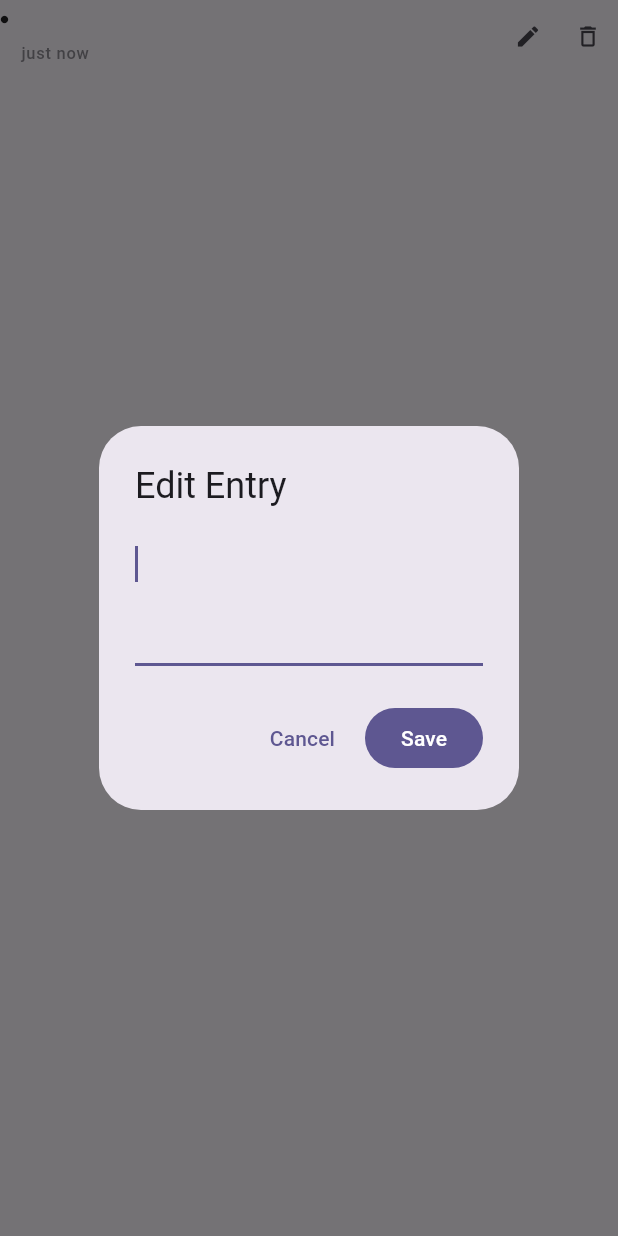
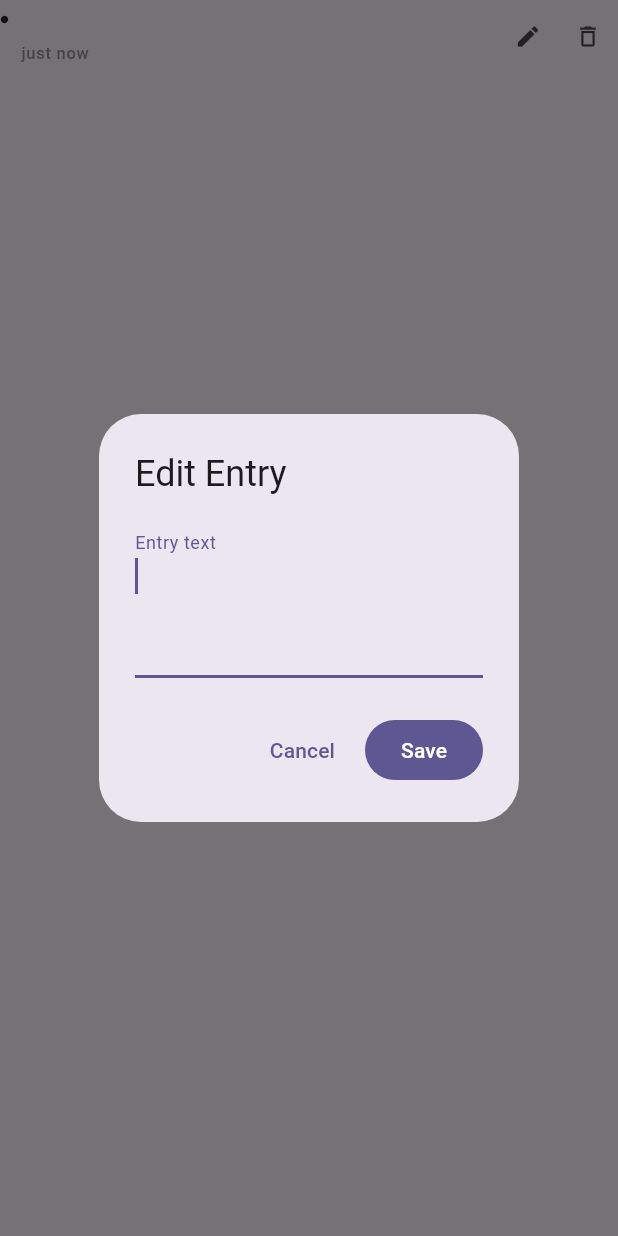
Before and after one commit to Chitiiran/dytty, a Flutter app: the _EntryTile widget shown alone on an empty page, opened directly with empty values, after a tap on the "edit" icon, on a phone screen of 412 x 824 dp. Run offline on Flutter 3.47's test engine with Material 3 defaults, Android fonts, the phone set to English and light mode, and no system bars; our stand-ins replace cloud_firestore, firebase_auth, firebase_core, google_sign_in, table_calendar; accounts and stored records are empty.

Commit message:
Fix E2E tests: release build strategy, correct selectors
flutter run debug mode was unreliable with Playwright's Chromium
(silent render failures). Switched to release build + static serve.
Fixed double-Semantics wrappers on buttons that blocked click events.
Aligned test selectors with actual Flutter web accessibility tree.
All 10 E2E tests and 34 unit tests passing.

Co-Authored-By: Claude Opus 4.6 <noreply@anthropic.com>

```diff
--- a/lib/features/daily_journal/daily_journal_screen.dart
+++ b/lib/features/daily_journal/daily_journal_screen.dart
@@ -232,14 +232,10 @@ class _CategoryCard extends StatelessWidget {
                         ),
                       ),
                     ),
-                    Semantics(
-                      label: 'Add ${category.displayName} entry',
-                      button: true,
-                      child: IconButton(
+                    IconButton(
                       icon: const Icon(Icons.add_circle_outline),
                       onPressed: () => _showAddDialog(context),
-                        tooltip: 'Add entry',
-                      ),
+                      tooltip: 'Add ${category.displayName} entry',
                     ),
                   ],
                 ),
@@ -282,27 +278,21 @@ class _CategoryCard extends StatelessWidget {
       context: context,
       builder: (ctx) => AlertDialog(
         title: Text('Add ${category.displayName}'),
-        content: Semantics(
-          label: 'Entry text',
-          textField: true,
-          child: TextField(
+        content: TextField(
           controller: controller,
           decoration: InputDecoration(
+            labelText: 'Entry text',
             hintText: category.prompt,
           ),
           maxLines: 3,
           autofocus: true,
-          ),
         ),
         actions: [
           TextButton(
             onPressed: () => Navigator.pop(ctx),
             child: const Text('Cancel'),
           ),
-          Semantics(
-            label: 'Save entry',
-            button: true,
-            child: FilledButton(
+          FilledButton(
             onPressed: () {
               final text = controller.text.trim();
               if (text.isNotEmpty) {
@@ -311,7 +301,6 @@ class _CategoryCard extends StatelessWidget {
               }
             },
             child: const Text('Save'),
-            ),
           ),
         ],
       ),
@@ -361,25 +350,17 @@ class _EntryTile extends StatelessWidget {
                 ],
               ),
             ),
-            Semantics(
-              label: 'Edit entry',
-              button: true,
-              child: IconButton(
+            IconButton(
               icon: const Icon(Icons.edit, size: 18),
               onPressed: () => _showEditDialog(context),
-                tooltip: 'Edit',
+              tooltip: 'Edit entry',
               visualDensity: VisualDensity.compact,
             ),
-            ),
-            Semantics(
-              label: 'Delete entry',
-              button: true,
-              child: IconButton(
+            IconButton(
               icon: const Icon(Icons.delete_outline, size: 18),
               onPressed: onDelete,
-                tooltip: 'Delete',
+              tooltip: 'Delete entry',
               visualDensity: VisualDensity.compact,
-              ),
             ),
           ],
         ),
@@ -393,24 +374,20 @@ class _EntryTile extends StatelessWidget {
       context: context,
       builder: (ctx) => AlertDialog(
         title: const Text('Edit Entry'),
-        content: Semantics(
-          label: 'Entry text',
-          textField: true,
-          child: TextField(
+        content: TextField(
           controller: controller,
+          decoration: const InputDecoration(
+            labelText: 'Entry text',
+          ),
           maxLines: 3,
           autofocus: true,
-          ),
         ),
         actions: [
           TextButton(
             onPressed: () => Navigator.pop(ctx),
             child: const Text('Cancel'),
           ),
-          Semantics(
-            label: 'Save changes',
-            button: true,
-            child: FilledButton(
+          FilledButton(
             onPressed: () {
               final text = controller.text.trim();
               if (text.isNotEmpty) {
@@ -420,7 +397,6 @@ class _EntryTile extends StatelessWidget {
             },
             child: const Text('Save'),
           ),
-          ),
         ],
       ),
     ).then((_) => controller.dispose());
```
Also changed, not shown: 5 other files. Lines whose indentation alone changed are shown as unchanged.
